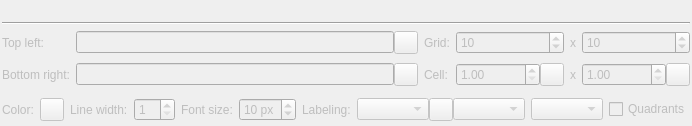
Above: kadas/app/guidegrid/kadasguidegridwidgetbase.ui from kadas-albireo/kadas-albireo2 before the change. Below: the same form after it.
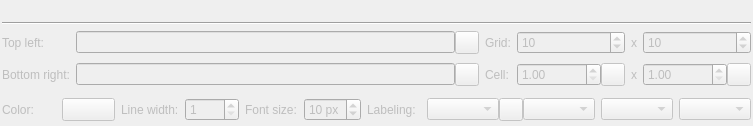
That is the form after the change. Icons and pictures are not drawn. Custom widgets are drawn as their Qt base class.

Commit message: Allow labeling quadrants of just one guide grid cell

```diff
--- a/kadas/app/guidegrid/kadasguidegridwidgetbase.ui
+++ b/kadas/app/guidegrid/kadasguidegridwidgetbase.ui
@@ -6,7 +6,7 @@
    <rect>
     <x>0</x>
     <y>0</y>
-    <width>630</width>
+    <width>753</width>
     <height>126</height>
    </rect>
   </property>
@@ -408,11 +408,7 @@
           <widget class="QComboBox" name="comboBoxLabelPos"/>
          </item>
          <item>
-          <widget class="QCheckBox" name="checkBoxQuadrants">
-           <property name="text">
-            <string>Quadrants</string>
-           </property>
-          </widget>
+          <widget class="QComboBox" name="comboBoxQuadrants"/>
          </item>
         </layout>
        </widget>
```
Left out of the diff: 2 changed lines with no effect on the pictures. The commit also changes 3 other files.
